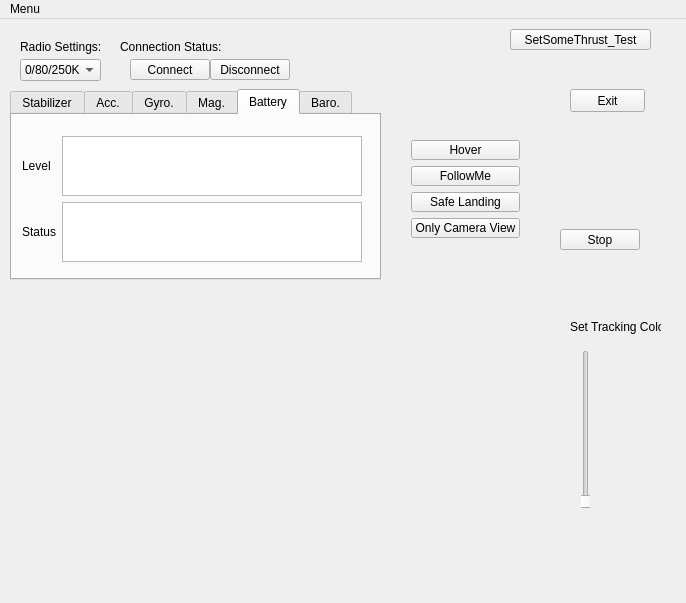
This is app/mainwindow.ui in saccharios/FollowMeFlie as Qt 5 draws it before an edit. The edited form follows.
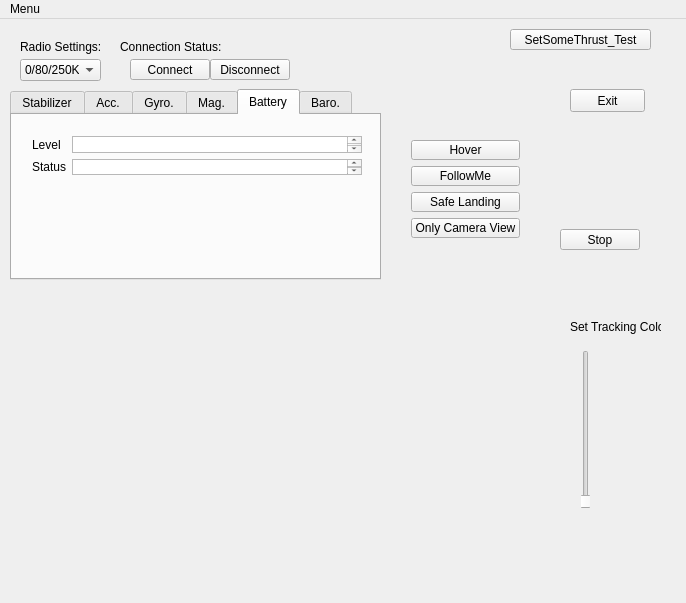
This is the edited form. The open tabs and pages were chosen to show the change.

Patch:
```diff
--- a/app/mainwindow.ui
+++ b/app/mainwindow.ui
@@ -392,10 +392,10 @@
      <widget class="QWidget" name="gridLayoutWidget_6">
       <property name="geometry">
        <rect>
-        <x>10</x>
+        <x>20</x>
         <y>10</y>
-        <width>351</width>
-        <height>148</height>
+        <width>341</width>
+        <height>61</height>
        </rect>
       </property>
       <layout class="QGridLayout" name="Layout_BatteryVal">
```
Left out of the diff: 14 changed lines with no effect on the pictures.
